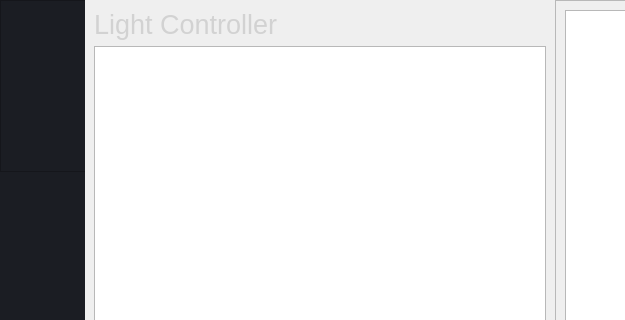
Above: workspace/LightUI.ui from dennisgk/AssistingLights before the change; both pictures show x 0 to 625 and y 0 to 320 of the 1024 by 600 pixel window. Below: the same form after it.
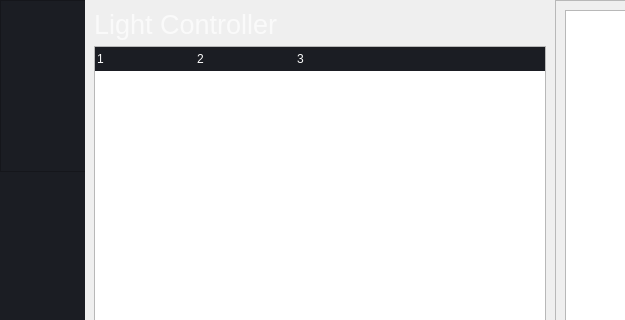
That is the form after the change. The open tabs and pages were chosen to show the change. Icons and pictures are not drawn.

Diff of the .ui file:
```diff
--- a/workspace/LightUI.ui
+++ b/workspace/LightUI.ui
@@ -15,7 +15,7 @@
   </property>
   <widget class="QWidget" name="centralwidget">
    <property name="styleSheet">
-    <string notr="true">color: rgb(210, 210, 210);</string>
+    <string notr="true">color: #FAFAFA;</string>
    </property>
    <layout class="QHBoxLayout" name="horizontalLayout">
     <property name="spacing">
@@ -589,7 +589,37 @@
                   </widget>
                  </item>
                  <item>
-                  <widget class="QTreeView" name="info_tree_view"/>
+                  <widget class="QTreeWidget" name="info_tree_view">
+                   <property name="styleSheet">
+                    <string notr="true">QHeaderView::section {                          
+    color: #FAFAFA;                               
+    padding: 2px;                               
+    height:20px;                                
+    border: 0px solid #567dbc;                  
+    border-left:0px;                            
+    border-right:0px;                           
+    background: rgb(27, 29, 35);
+}</string>
+                   </property>
+                   <property name="columnCount">
+                    <number>3</number>
+                   </property>
+                   <column>
+                    <property name="text">
+                     <string notr="true">1</string>
+                    </property>
+                   </column>
+                   <column>
+                    <property name="text">
+                     <string notr="true">2</string>
+                    </property>
+                   </column>
+                   <column>
+                    <property name="text">
+                     <string notr="true">3</string>
+                    </property>
+                   </column>
+                  </widget>
                  </item>
                 </layout>
                </widget>
```
Left out of the diff: 10 changed lines with no effect on the pictures.
